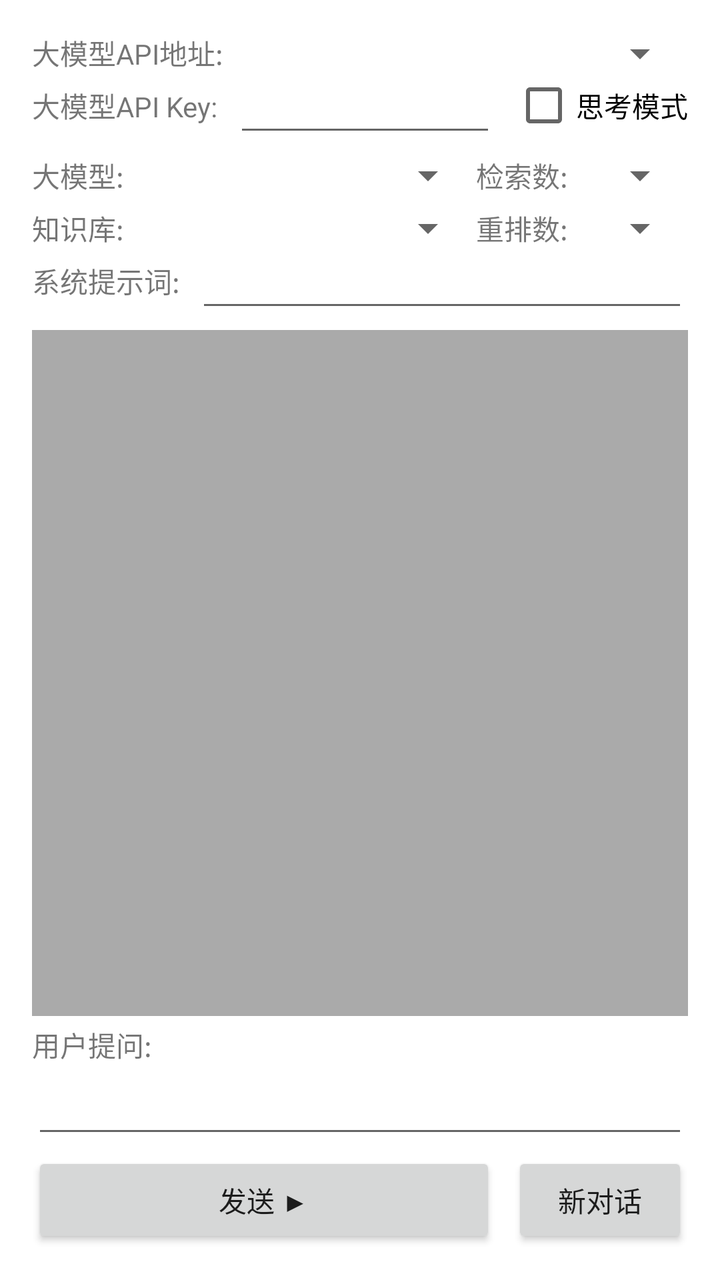
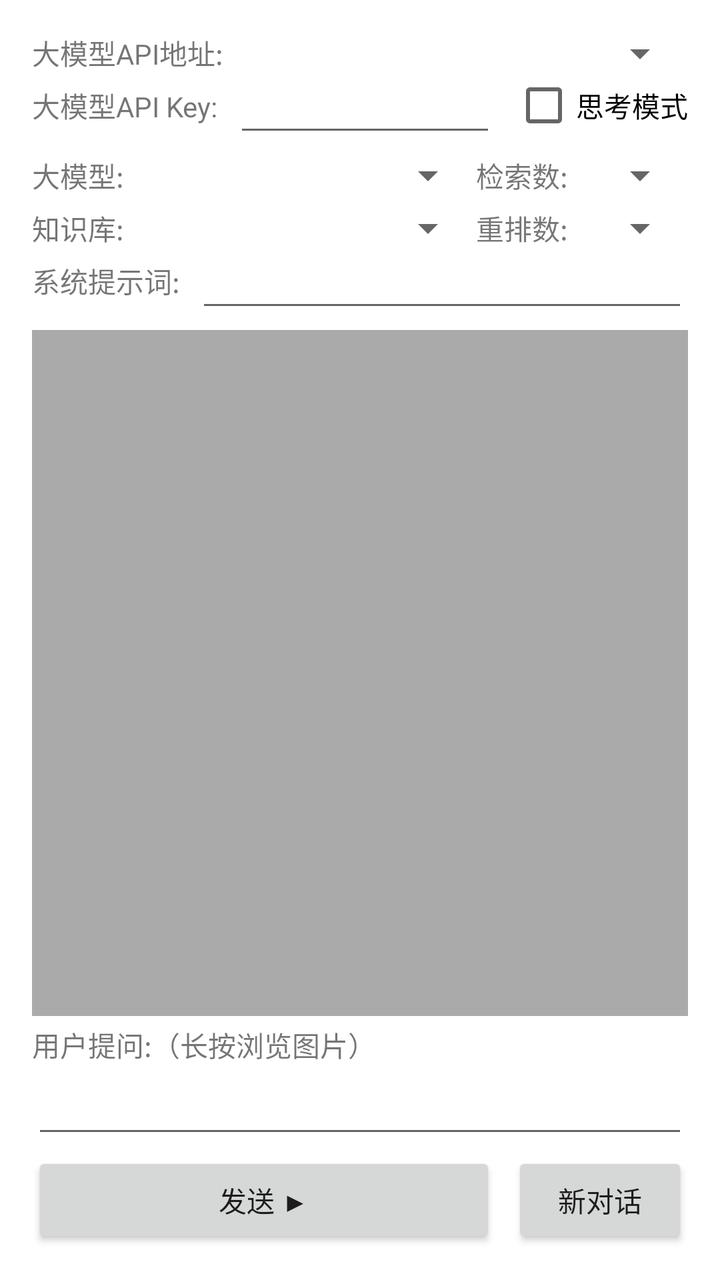

Compare the two renders of this Android layout. The source of the first and the diff that turns it into the second are given below.
<!-- AndroidManifest.xml: application theme Theme.StarLocalRAG -->
<!-- res/layout/fragment_rag_qa.xml -->
<?xml version="1.0" encoding="utf-8"?>
<androidx.constraintlayout.widget.ConstraintLayout xmlns:android="http://schemas.android.com/apk/res/android"
    xmlns:app="http://schemas.android.com/apk/res-auto"
    xmlns:tools="http://schemas.android.com/tools"
    android:layout_width="match_parent"
    android:layout_height="match_parent"
    android:padding="16dp">

    <TextView
        android:id="@+id/textViewApiUrlLabel"
        android:layout_width="wrap_content"
        android:layout_height="wrap_content"
        android:text="@string/label_llm_api_url"
        app:layout_constraintTop_toTopOf="parent"
        app:layout_constraintStart_toStartOf="parent" />

    <Spinner
        android:id="@+id/spinnerApiUrl"
        android:layout_width="0dp"
        android:layout_height="wrap_content"
        android:layout_marginStart="8dp"
        app:layout_constraintTop_toTopOf="@+id/textViewApiUrlLabel"
        app:layout_constraintBottom_toBottomOf="@+id/textViewApiUrlLabel"
        app:layout_constraintStart_toEndOf="@+id/textViewApiUrlLabel"
        app:layout_constraintEnd_toEndOf="parent" />

    <TextView
        android:id="@+id/textViewApiKeyLabel"
        android:layout_width="wrap_content"
        android:layout_height="wrap_content"
        android:layout_marginTop="4dp"
        android:text="@string/label_llm_api_key"
        app:layout_constraintTop_toBottomOf="@+id/spinnerApiUrl" 
        app:layout_constraintStart_toStartOf="parent" />

    <EditText
        android:id="@+id/editTextApiKey"
        android:layout_width="0dp"
        android:layout_height="wrap_content"
        android:layout_marginStart="8dp"
        android:layout_marginEnd="8dp"
        android:inputType="textPassword"
        app:layout_constraintTop_toTopOf="@+id/textViewApiKeyLabel"
        app:layout_constraintBottom_toBottomOf="@+id/textViewApiKeyLabel"
        app:layout_constraintStart_toEndOf="@+id/textViewApiKeyLabel"
        app:layout_constraintEnd_toStartOf="@+id/checkBoxThinkingModeKey" />
        
    <CheckBox
        android:id="@+id/checkBoxThinkingModeKey"
        android:layout_width="wrap_content"
        android:layout_height="wrap_content"
        android:text="@string/text_thinking_mode"
        android:layout_marginStart="8dp"
        app:layout_constraintTop_toTopOf="@+id/textViewApiKeyLabel"
        app:layout_constraintBottom_toBottomOf="@+id/textViewApiKeyLabel"
        app:layout_constraintEnd_toEndOf="parent" />

    <TextView
        android:id="@+id/textViewApiModelLabel"
        android:layout_width="50dp"
        android:layout_height="wrap_content"
        android:layout_marginTop="4dp"
        android:text="@string/label_llm_model"
        app:layout_constraintTop_toBottomOf="@+id/editTextApiKey"
        app:layout_constraintStart_toStartOf="parent" />

    <Spinner
        android:id="@+id/spinnerApiModel"
        android:layout_width="0dp"
        android:layout_height="wrap_content"
        android:layout_marginStart="0dp"
        android:layout_marginEnd="0dp"
        app:layout_constraintTop_toTopOf="@+id/textViewApiModelLabel"
        app:layout_constraintBottom_toBottomOf="@+id/textViewApiModelLabel"
        app:layout_constraintStart_toEndOf="@+id/textViewApiModelLabel"
        app:layout_constraintEnd_toStartOf="@+id/textViewSearchDepthLabel" />

    <TextView
        android:id="@+id/textViewKnowledgeBaseLabel"
        android:layout_width="50dp"
        android:layout_height="wrap_content"
        android:layout_marginTop="4dp"
        android:text="@string/label_knowledge_base"
        app:layout_constraintTop_toBottomOf="@+id/spinnerApiModel"
        app:layout_constraintStart_toStartOf="parent" />

    <TextView
        android:id="@+id/textViewSearchDepthLabel"
        android:layout_width="wrap_content"
        android:layout_height="wrap_content"
        android:text="@string/label_search_depth"
        android:layout_marginStart="0dp"
        app:layout_constraintTop_toTopOf="@+id/spinnerApiModel"
        app:layout_constraintBottom_toBottomOf="@+id/spinnerApiModel"
        app:layout_constraintStart_toEndOf="@+id/spinnerApiModel" />

    <Spinner
        android:id="@+id/spinnerSearchDepth"
        android:layout_width="60dp"
        android:layout_height="wrap_content"
        android:layout_marginStart="0dp"
        android:paddingEnd="10dp"  
        app:layout_constraintTop_toTopOf="@+id/textViewSearchDepthLabel"
        app:layout_constraintBottom_toBottomOf="@+id/textViewSearchDepthLabel"
        app:layout_constraintStart_toEndOf="@+id/textViewSearchDepthLabel"
        app:layout_constraintEnd_toEndOf="parent" />

    <Spinner
        android:id="@+id/spinnerKnowledgeBase"
        android:layout_width="0dp"
        android:layout_height="wrap_content"
        android:layout_marginStart="0dp"
        android:layout_marginEnd="0dp"
        app:layout_constraintTop_toTopOf="@+id/textViewKnowledgeBaseLabel"
        app:layout_constraintBottom_toBottomOf="@+id/textViewKnowledgeBaseLabel"
        app:layout_constraintStart_toEndOf="@+id/textViewKnowledgeBaseLabel"
        app:layout_constraintEnd_toStartOf="@+id/textViewRerankCountLabel" />

    <TextView
        android:id="@+id/textViewRerankCountLabel"
        android:layout_width="wrap_content"
        android:layout_height="wrap_content"
        android:text="@string/label_rerank_count"
        android:layout_marginStart="0dp"
        app:layout_constraintTop_toTopOf="@+id/spinnerKnowledgeBase"
        app:layout_constraintBottom_toBottomOf="@+id/spinnerKnowledgeBase"
        app:layout_constraintStart_toEndOf="@+id/spinnerKnowledgeBase" />

    <Spinner
        android:id="@+id/spinnerRerankCount"
        android:layout_width="60dp"
        android:layout_height="wrap_content"
        android:layout_marginStart="0dp"
        android:paddingEnd="10dp"
        app:layout_constraintTop_toTopOf="@+id/textViewRerankCountLabel"
        app:layout_constraintBottom_toBottomOf="@+id/textViewRerankCountLabel"
        app:layout_constraintStart_toEndOf="@+id/textViewRerankCountLabel"
        app:layout_constraintEnd_toEndOf="parent" />

    <TextView
        android:id="@+id/textViewSystemPromptLabel"
        android:layout_width="wrap_content"
        android:layout_height="wrap_content"
        android:layout_marginTop="4dp"
        android:text="@string/label_system_prompt"
        app:layout_constraintTop_toBottomOf="@+id/spinnerKnowledgeBase"
        app:layout_constraintStart_toStartOf="parent" />

    <EditText
        android:id="@+id/editTextSystemPrompt"
        android:layout_width="0dp"
        android:layout_height="wrap_content"
        android:inputType="text"
        android:singleLine="true"
        android:layout_marginStart="8dp"
        app:layout_constraintTop_toTopOf="@+id/textViewSystemPromptLabel"
        app:layout_constraintBottom_toBottomOf="@+id/textViewSystemPromptLabel"
        app:layout_constraintStart_toEndOf="@+id/textViewSystemPromptLabel"
        app:layout_constraintEnd_toEndOf="parent" />

    <ScrollView
        android:id="@+id/scrollViewResponse"
        android:layout_width="0dp"
        android:layout_height="0dp"
        android:layout_marginTop="4dp"
        android:layout_marginBottom="4dp"
        android:background="@android:color/darker_gray"
        app:layout_constraintTop_toBottomOf="@+id/editTextSystemPrompt"
        app:layout_constraintBottom_toTopOf="@+id/textViewUserPromptLabel" 
        app:layout_constraintStart_toStartOf="parent"
        app:layout_constraintEnd_toEndOf="parent">

        <TextView
            android:id="@+id/textViewResponse"
            android:layout_width="match_parent"
            android:layout_height="wrap_content"
            android:padding="8dp"
            android:textIsSelectable="true"
            android:longClickable="true"
            android:contextClickable="true"
            android:focusable="true"
            android:textSize="14sp"
            android:textAppearance="@style/TextAppearance.AppCompat.Body1" />
    </ScrollView>

    <TextView
        android:id="@+id/textViewUserPromptLabel"
        android:layout_width="wrap_content"
        android:layout_height="wrap_content"
        android:layout_marginTop="2dp" 
        android:text="@string/label_user_prompt"
        app:layout_constraintBottom_toTopOf="@+id/editTextUserPrompt"
        app:layout_constraintStart_toStartOf="parent" />

    <EditText
        android:id="@+id/editTextUserPrompt"
        android:layout_width="0dp"
        android:layout_height="wrap_content"
        android:inputType="text"
        android:singleLine="true"
        android:imeOptions="actionSend"
        android:layout_marginBottom="2dp"
        app:layout_constraintBottom_toTopOf="@+id/buttonSendStop"
        app:layout_constraintStart_toStartOf="parent"
        app:layout_constraintEnd_toEndOf="parent" /> 

    <Button
        android:id="@+id/buttonSendStop"
        android:layout_width="0dp"
        android:layout_height="wrap_content"
        android:layout_marginEnd="8dp"
        android:text="@string/button_send"
        app:layout_constraintBottom_toBottomOf="parent"
        app:layout_constraintStart_toStartOf="parent"
        app:layout_constraintEnd_toStartOf="@+id/buttonNewChat" />

    <Button
        android:id="@+id/buttonNewChat"
        android:layout_width="wrap_content"
        android:layout_height="wrap_content"
        android:text="@string/text_new_conversation"
        app:layout_constraintBottom_toBottomOf="parent"
        app:layout_constraintEnd_toEndOf="parent" />

</androidx.constraintlayout.widget.ConstraintLayout>
<!-- resources referenced by this layout -->
<resources>
  <string name="button_send">发送 ▶</string>
  <string name="label_knowledge_base">知识库:</string>
  <string name="label_llm_api_key">大模型API Key:</string>
  <string name="label_llm_api_url">大模型API地址:</string>
  <string name="label_llm_model">大模型:</string>
  <string name="label_rerank_count">重排数:</string>
  <string name="label_search_depth">检索数:</string>
  <string name="label_system_prompt">系统提示词:</string>
  <string name="label_user_prompt">用户提问:</string>
  <string name="text_new_conversation">新对话</string>
  <string name="text_thinking_mode">思考模式</string>
  <style name="Theme.StarLocalRAG" parent="Theme.MaterialComponents.DayNight.DarkActionBar">
          
          <item name="colorPrimary">@color/purple_500</item>
          <item name="colorPrimaryVariant">@color/purple_700</item>
          <item name="colorOnPrimary">@color/white</item>
          
          <item name="colorSecondary">@color/teal_200</item>
          <item name="colorSecondaryVariant">@color/teal_700</item>
          <item name="colorOnSecondary">@color/black</item>
          
          <item name="android:statusBarColor" tools:targetApi="l">?attr/colorPrimaryVariant</item>
          
      </style>
  <color name="purple_500">#FF6200EE</color>
  <color name="purple_700">#FF3700B3</color>
  <color name="white">#FFFFFFFF</color>
  <color name="teal_200">#FF03DAC5</color>
  <color name="teal_700">#FF018786</color>
  <color name="black">#FF000000</color>
</resources>

<!-- the commit's change to res/layout/fragment_rag_qa.xml (unified diff, before → after) -->
@@ -189,15 +189,27 @@
         android:layout_height="wrap_content"
         android:layout_marginTop="2dp" 
         android:text="@string/label_user_prompt"
+        app:layout_constraintBottom_toTopOf="@+id/recyclerViewImageThumbnails"
+        app:layout_constraintStart_toStartOf="parent" />
+
+    
+    <androidx.recyclerview.widget.RecyclerView
+        android:id="@+id/recyclerViewImageThumbnails"
+        android:layout_width="0dp"
+        android:layout_height="wrap_content"
+        android:layout_marginTop="4dp"
+        android:layout_marginBottom="4dp"
+        android:visibility="gone"
         app:layout_constraintBottom_toTopOf="@+id/editTextUserPrompt"
-        app:layout_constraintStart_toStartOf="parent" />
+        app:layout_constraintStart_toStartOf="parent"
+        app:layout_constraintEnd_toEndOf="parent" />
 
     <EditText
         android:id="@+id/editTextUserPrompt"
         android:layout_width="0dp"
         android:layout_height="wrap_content"
         android:inputType="text"
-        android:singleLine="true"
+        android:maxLines="4"
         android:imeOptions="actionSend"
         android:layout_marginBottom="2dp"
         app:layout_constraintBottom_toTopOf="@+id/buttonSendStop"
<!-- resource entries referenced after the edit -->
@@ -8,7 +8,7 @@
   <string name="label_rerank_count">重排数:</string>
   <string name="label_search_depth">检索数:</string>
   <string name="label_system_prompt">系统提示词:</string>
-  <string name="label_user_prompt">用户提问:</string>
+  <string name="label_user_prompt">用户提问:（长按浏览图片）</string>
   <string name="text_new_conversation">新对话</string>
   <string name="text_thinking_mode">思考模式</string>
   <style name="Theme.StarLocalRAG" parent="Theme.MaterialComponents.DayNight.DarkActionBar">
